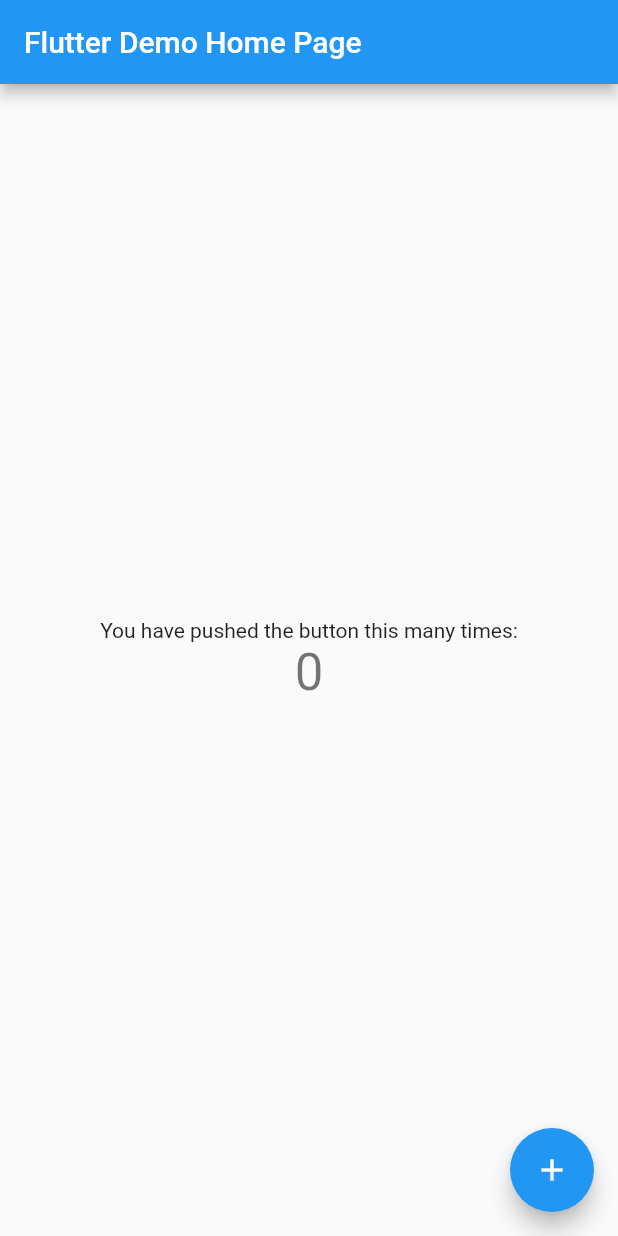
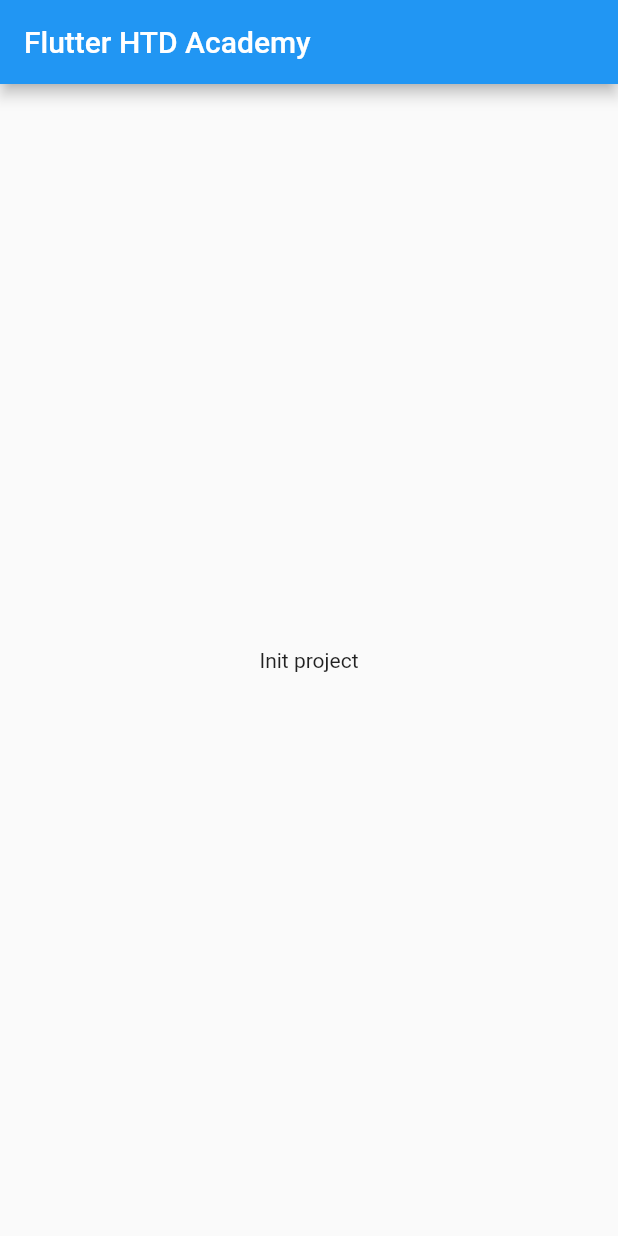
Before and after one commit to wiktoriasobczyk/htd_academy_flutter_introduction, a Flutter app: the screen it shows after launch, on a phone screen of 412 x 824 dp. Run offline on Flutter 3.47's test engine with Material 2 defaults, Android fonts, the light colour scheme and no system bars.

Commit message:
cleanup project

```diff
--- a/lib/main.dart
+++ b/lib/main.dart
@@ -11,11 +11,11 @@
   @override
   Widget build(BuildContext context) {
     return MaterialApp(
-      title: 'Flutter Demo',
+      title: 'Flutter HTD Academy',
       theme: ThemeData(
         primarySwatch: Colors.blue,
       ),
-      home: const MyHomePage(title: 'Flutter Demo Home Page'),
+      home: const MyHomePage(title: 'Flutter HTD Academy'),
     );
   }
 }
--- a/lib/screens/my_home_page.dart
+++ b/lib/screens/my_home_page.dart
@@ -10,38 +10,14 @@
 }
 
 class _MyHomePageState extends State<MyHomePage> {
-  int _counter = 0;
-
-  void _incrementCounter() {
-    setState(() {
-      _counter++;
-    });
-  }
-
   @override
   Widget build(BuildContext context) {
     return Scaffold(
       appBar: AppBar(
         title: Text(widget.title),
       ),
-      body: Center(
-        child: Column(
-          mainAxisAlignment: MainAxisAlignment.center,
-          children: <Widget>[
-            const Text(
-              'You have pushed the button this many times:',
-            ),
-            Text(
-              '$_counter',
-              style: Theme.of(context).textTheme.headline4,
-            ),
-          ],
-        ),
-      ),
-      floatingActionButton: FloatingActionButton(
-        onPressed: _incrementCounter,
-        tooltip: 'Increment',
-        child: const Icon(Icons.add),
+      body: const Center(
+        child: Text('Init project'),
       ),
     );
   }
```
